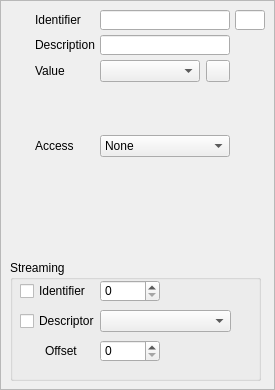
Lawo/ember-plus, file tinyember/TinyEmberPlus/EnumerationView.ui: the form before one commit.
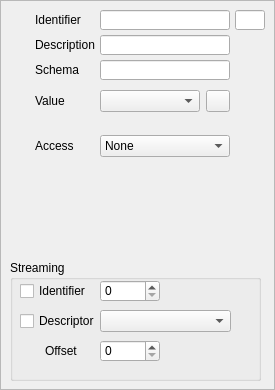
The form after the commit. Icons and pictures are not drawn.

Commit message: TinyEmber: Added the possibility to set a schema identifier.

Patch:
```diff
--- a/tinyember/TinyEmberPlus/EnumerationView.ui
+++ b/tinyember/TinyEmberPlus/EnumerationView.ui
@@ -67,7 +67,7 @@
    <property name="geometry">
     <rect>
      <x>100</x>
-     <y>60</y>
+     <y>90</y>
      <width>100</width>
      <height>22</height>
     </rect>
@@ -77,7 +77,7 @@
    <property name="geometry">
     <rect>
      <x>206</x>
-     <y>60</y>
+     <y>90</y>
      <width>24</width>
      <height>22</height>
     </rect>
@@ -115,7 +115,7 @@
    <property name="geometry">
     <rect>
      <x>35</x>
-     <y>60</y>
+     <y>90</y>
      <width>60</width>
      <height>22</height>
     </rect>
@@ -199,7 +199,7 @@
    <property name="geometry">
     <rect>
      <x>10</x>
-     <y>60</y>
+     <y>90</y>
      <width>16</width>
      <height>22</height>
     </rect>
@@ -368,6 +368,32 @@
     </property>
    </widget>
   </widget>
+  <widget class="QLineEdit" name="schemaText">
+   <property name="geometry">
+    <rect>
+     <x>100</x>
+     <y>60</y>
+     <width>130</width>
+     <height>20</height>
+    </rect>
+   </property>
+   <property name="readOnly">
+    <bool>false</bool>
+   </property>
+  </widget>
+  <widget class="QLabel" name="label_9">
+   <property name="geometry">
+    <rect>
+     <x>35</x>
+     <y>60</y>
+     <width>60</width>
+     <height>20</height>
+    </rect>
+   </property>
+   <property name="text">
+    <string>Schema</string>
+   </property>
+  </widget>
  </widget>
  <resources>
   <include location="TinyEmberPlus.qrc"/>
```
Left out of the diff: 17 changed lines with no effect on the pictures. The commit also changes 28 other files.
